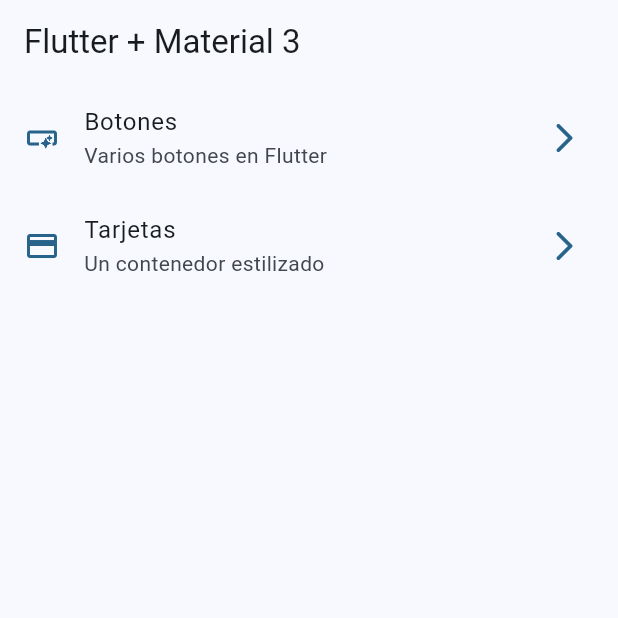
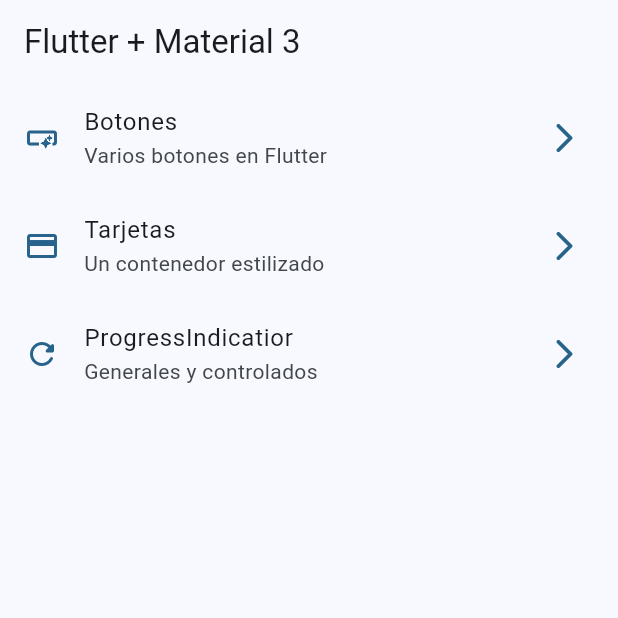
Before and after one commit to javikuma/widgets_app, a Flutter app: the screen it shows after launch, on a phone screen of 412 x 824 dp, the top half of it. Run offline on Flutter 3.47's test engine with Material 3 defaults, Android fonts, the phone set to English and light mode, and no system bars; our stand-ins replace go_router.

Commit message:
progress indicators terminado

```diff
--- a/lib/config/menu/menu_items.dart
+++ b/lib/config/menu/menu_items.dart
@@ -25,4 +25,10 @@ const appMenuItems = <MenuItem>[
       subtitle: 'Un contenedor estilizado',
       link: '/cards',
       icon: Icons.credit_card),
+
+  MenuItem(
+      title: 'ProgressIndicatior',
+      subtitle: 'Generales y controlados',
+      link: '/progress',
+      icon: Icons.refresh_rounded),
 ];
--- a/lib/config/router/app_router.dart
+++ b/lib/config/router/app_router.dart
@@ -20,5 +20,10 @@ final appRouter = GoRouter(
       name: CardsScreen.name,
       builder: (context, state) => const CardsScreen(),
     ),
+    GoRoute(
+      path: '/progress',
+      name: ProgressScreen.name,
+      builder: (context, state) => const ProgressScreen(),
+    ),
   ],
 );
```
Also changed, not shown: lib/presentation/screens/progress/progress_screen.dart (+65 -1 lines).
